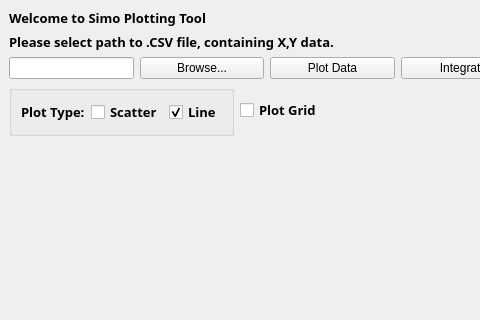
Before: the Qt Designer form qt_designer/ui_plotting.ui in SimAeronov/pyside6-plotting-project, drawn with Qt 5; both pictures show x 0 to 480 and y 0 to 320 of the 701 by 590 pixel window.
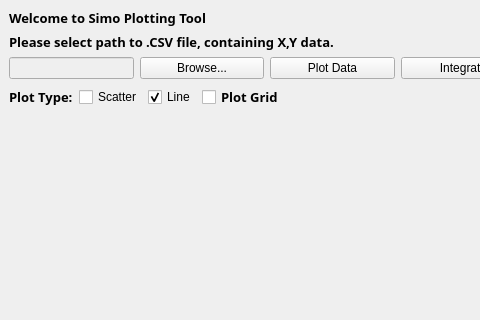
After: the same form once the commit is applied. Icons and pictures are not drawn.

Commit message: add QButtonBox and browse button func

```diff
--- a/qt_designer/ui_plotting.ui
+++ b/qt_designer/ui_plotting.ui
@@ -52,7 +52,11 @@
       <item>
        <layout class="QHBoxLayout" name="select_file_horizontal_layout" stretch="3,3,3,3,4">
         <item alignment="Qt::AlignTop">
-         <widget class="QLineEdit" name="lineEdit"/>
+         <widget class="QLineEdit" name="file_path_line_edit">
+          <property name="enabled">
+           <bool>false</bool>
+          </property>
+         </widget>
         </item>
         <item alignment="Qt::AlignTop">
          <widget class="QPushButton" name="browse_file_button">
@@ -95,7 +99,7 @@
     <item>
      <layout class="QHBoxLayout" name="checkbox_horizontal_layout">
       <item>
-       <widget class="QGroupBox" name="plot_type_groupbox">
+       <widget class="QLabel" name="plot_type_label">
         <property name="font">
          <font>
           <family>Arial Black</family>
@@ -103,21 +107,6 @@
           <bold>true</bold>
          </font>
         </property>
-        <property name="styleSheet">
-         <string notr="true"/>
-        </property>
-        <property name="inputMethodHints">
-         <set>Qt::ImhNone</set>
-        </property>
-        <property name="title">
-         <string/>
-        </property>
-        <property name="flat">
-         <bool>false</bool>
-        </property>
-        <layout class="QHBoxLayout" name="horizontalLayout">
-         <item>
-          <widget class="QLabel" name="plot_type_label">
            <property name="text">
             <string>Plot Type:</string>
            </property>
@@ -138,9 +127,6 @@
            <property name="checked">
             <bool>true</bool>
            </property>
-          </widget>
-         </item>
-        </layout>
        </widget>
       </item>
       <item>
```
Lines whose indentation alone changed are shown as unchanged. The commit also changes 7 other files.
